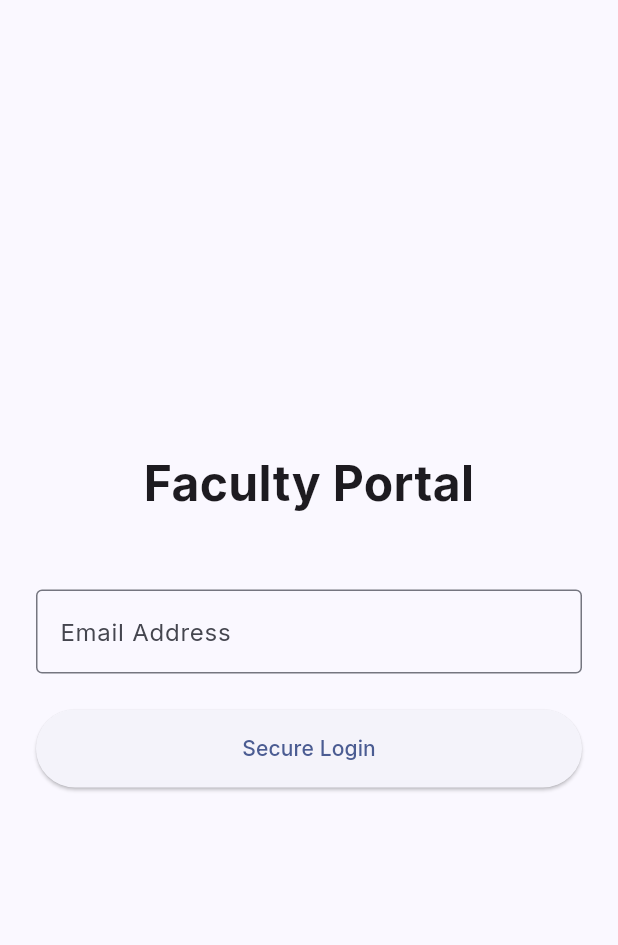
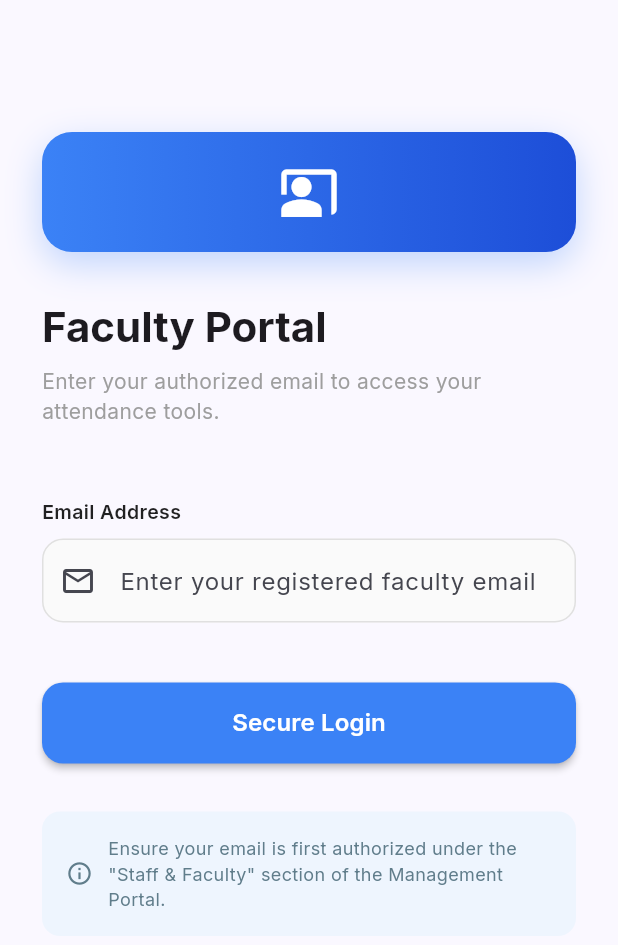
Before and after one commit to ravirajjavvadhi/attendance-management-system, a Flutter app: the screen it shows after launch, on a phone screen of 412 x 824 dp. Shown: the top 945 px of the screen. Run offline on Flutter 3.47's test engine with Material 3 defaults, Android fonts, the phone set to English and light mode, and no system bars; our stand-ins replace dio, flutter_local_notifications, flutter_riverpod, go_router, google_fonts, hive_flutter and 1 more; accounts and stored records are empty.

Commit message:
fix: dynamic parent todayAttendance and live notifications list, and polish faculty login UI

```diff
--- a/faculty-app/lib/features/auth/presentation/screens/login_screen.dart
+++ b/faculty-app/lib/features/auth/presentation/screens/login_screen.dart
@@ -14,39 +14,56 @@ class LoginScreen extends ConsumerStatefulWidget {
 class _LoginScreenState extends ConsumerState<LoginScreen> {
   final _emailController = TextEditingController();
   bool _isLoading = false;
+  String? _errorMessage;
+
+  @override
+  void dispose() {
+    _emailController.dispose();
+    super.dispose();
+  }
 
   Future<void> _login() async {
     final email = _emailController.text.trim();
     if (email.isEmpty) {
-      ScaffoldMessenger.of(context).showSnackBar(
-        const SnackBar(content: Text('Please enter your email')),
-      );
+      setState(() => _errorMessage = 'Please enter your email address');
       return;
     }
 
-    setState(() => _isLoading = true);
+    setState(() {
+      _isLoading = true;
+      _errorMessage = null;
+    });
 
     try {
       final dio = ref.read(dioClientProvider).dio;
-      // Passwordless direct login via FastAPI backend
       final response = await dio.post(
         '/auth/passwordless',
-        data: {
-          'email': email,
-        },
+        data: {'email': email},
       );
 
       final token = response.data['access_token'];
       final authService = ref.read(authServiceProvider);
       await authService.saveToken(token);
 
-      if (mounted) context.goNamed('dashboard');
+      if (mounted) {
+        context.goNamed('dashboard');
+      }
+    } on DioException catch (e) {
+      String msg = 'Login failed. Please try again.';
+      if (e.response?.statusCode == 404) {
+        msg = e.response?.data?['detail'] ?? 'Account not found. Contact administration to authorize your email.';
+      } else if (e.response?.statusCode == 400) {
+        msg = e.response?.data?['detail'] ?? 'Account is inactive.';
+      } else if (e.type == DioExceptionType.connectionTimeout ||
+          e.type == DioExceptionType.receiveTimeout) {
+        msg = 'Server is starting up. Please wait 30 seconds and try again.';
+      } else if (e.type == DioExceptionType.connectionError ||
+          e.message?.contains('Failed host lookup') == true) {
+        msg = 'No internet connection. Please verify your Wi-Fi or Mobile Data is turned on.';
+      }
+      if (mounted) setState(() => _errorMessage = msg);
     } catch (e) {
-      if (mounted) {
-        ScaffoldMessenger.of(context).showSnackBar(
-          SnackBar(content: Text('Login Failed: $e')),
-        );
-      }
+      if (mounted) setState(() => _errorMessage = 'Unexpected error: $e');
     } finally {
       if (mounted) setState(() => _isLoading = false);
     }
@@ -54,26 +71,128 @@ class _LoginScreenState extends ConsumerState<LoginScreen> {
 
   @override
   Widget build(BuildContext context) {
+    final isDark = Theme.of(context).brightness == Brightness.dark;
+
     return Scaffold(
       body: SafeArea(
-        child: Padding(
-          padding: const EdgeInsets.all(24.0),
+        child: SingleChildScrollView(
+          padding: const EdgeInsets.symmetric(horizontal: 28, vertical: 48),
           child: Column(
-            mainAxisAlignment: MainAxisAlignment.center,
             crossAxisAlignment: CrossAxisAlignment.stretch,
             children: [
-              const Text('Faculty Portal', style: TextStyle(fontSize: 32, fontWeight: FontWeight.bold), textAlign: TextAlign.center),
+              const SizedBox(height: 40),
+
+              // Logo
+              Container(
+                width: 80,
+                height: 80,
+                decoration: BoxDecoration(
+                  gradient: const LinearGradient(colors: [Color(0xFF3B82F6), Color(0xFF1D4ED8)]),
+                  borderRadius: BorderRadius.circular(20),
+                  boxShadow: [
+                    BoxShadow(color: const Color(0xFF3B82F6).withOpacity(0.3), blurRadius: 20, offset: const Offset(0, 8)),
+                  ],
+                ),
+                child: const Icon(Icons.co_present, size: 40, color: Colors.white),
+              ),
+              const SizedBox(height: 32),
+
+              Text(
+                'Faculty Portal',
+                style: Theme.of(context).textTheme.headlineMedium?.copyWith(fontWeight: FontWeight.bold),
+              ),
+              const SizedBox(height: 8),
+              Text(
+                'Enter your authorized email to access your attendance tools.',
+                style: Theme.of(context).textTheme.bodyMedium?.copyWith(color: Colors.grey),
+              ),
               const SizedBox(height: 48),
+
+              // Email Field
+              Text('Email Address', style: TextStyle(fontSize: 13, fontWeight: FontWeight.w600, color: isDark ? Colors.white70 : Colors.black87)),
+              const SizedBox(height: 8),
               TextField(
                 controller: _emailController,
-                decoration: const InputDecoration(labelText: 'Email Address', border: OutlineInputBorder()),
                 keyboardType: TextInputType.emailAddress,
+                textInputAction: TextInputAction.done,
+                onSubmitted: (_) => _login(),
+                decoration: InputDecoration(
+                  hintText: 'Enter your registered faculty email',
+                  prefixIcon: const Icon(Icons.email_outlined),
+                  filled: true,
+                  fillColor: isDark ? Colors.white.withOpacity(0.05) : Colors.grey.shade50,
+                  border: OutlineInputBorder(
+                    borderRadius: BorderRadius.circular(14),
+                    borderSide: BorderSide(color: Colors.grey.shade300),
+                  ),
+                  enabledBorder: OutlineInputBorder(
+                    borderRadius: BorderRadius.circular(14),
+                    borderSide: BorderSide(color: Colors.grey.shade300),
+                  ),
+                  focusedBorder: OutlineInputBorder(
+                    borderRadius: BorderRadius.circular(14),
+                    borderSide: const BorderSide(color: Color(0xFF3B82F6), width: 2),
+                  ),
+                ),
               ),
+              const SizedBox(height: 16),
+
+              // Error message
+              if (_errorMessage != null)
+                Container(
+                  padding: const EdgeInsets.all(12),
+                  decoration: BoxDecoration(
+                    color: Colors.red.withOpacity(0.08),
+                    borderRadius: BorderRadius.circular(10),
+                    border: Border.all(color: Colors.red.withOpacity(0.3)),
+                  ),
+                  child: Row(
+                    children: [
+                      const Icon(Icons.error_outline, color: Colors.red, size: 18),
+                      const SizedBox(width: 8),
+                      Expanded(child: Text(_errorMessage!, style: const TextStyle(color: Colors.red, fontSize: 13))),
+                    ],
+                  ),
+                ),
               const SizedBox(height: 24),
-              ElevatedButton(
-                onPressed: _isLoading ? null : _login,
-                style: ElevatedButton.styleFrom(padding: const EdgeInsets.symmetric(vertical: 16)),
-                child: _isLoading ? const CircularProgressIndicator(color: Colors.white) : const Text('Secure Login'),
+
+              // Login Button
+              SizedBox(
+                height: 54,
+                child: ElevatedButton(
+                  onPressed: _isLoading ? null : _login,
+                  style: ElevatedButton.styleFrom(
+                    backgroundColor: const Color(0xFF3B82F6),
+                    disabledBackgroundColor: const Color(0xFF3B82F6).withOpacity(0.5),
+                    shape: RoundedRectangleBorder(borderRadius: BorderRadius.circular(14)),
+                    elevation: 2,
+                  ),
+                  child: _isLoading
+                      ? const SizedBox(width: 24, height: 24, child: CircularProgressIndicator(color: Colors.white, strokeWidth: 2.5))
+                      : const Text('Secure Login', style: TextStyle(color: Colors.white, fontSize: 16, fontWeight: FontWeight.w600)),
+                ),
+              ),
+              const SizedBox(height: 32),
+
+              // Help info
+              Container(
+                padding: const EdgeInsets.all(16),
+                decoration: BoxDecoration(
+                  color: isDark ? Colors.white.withOpacity(0.03) : Colors.blue.shade50.withOpacity(0.5),
+                  borderRadius: BorderRadius.circular(12),
+                ),
+                child: const Row(
+                  children: [
+                    Icon(Icons.info_outline, size: 18, color: Colors.blueGrey),
+                    SizedBox(width: 10),
+                    Expanded(
+                      child: Text(
+                        'Ensure your email is first authorized under the "Staff & Faculty" section of the Management Portal.',
+                        style: TextStyle(fontSize: 12, color: Colors.blueGrey),
+                      ),
+                    ),
+                  ],
+                ),
               ),
             ],
           ),
```
Also changed, not shown: parent-app/lib/features/home/presentation/screens/home_dashboard_screen.dart (+13 -5 lines), 1 other file.
